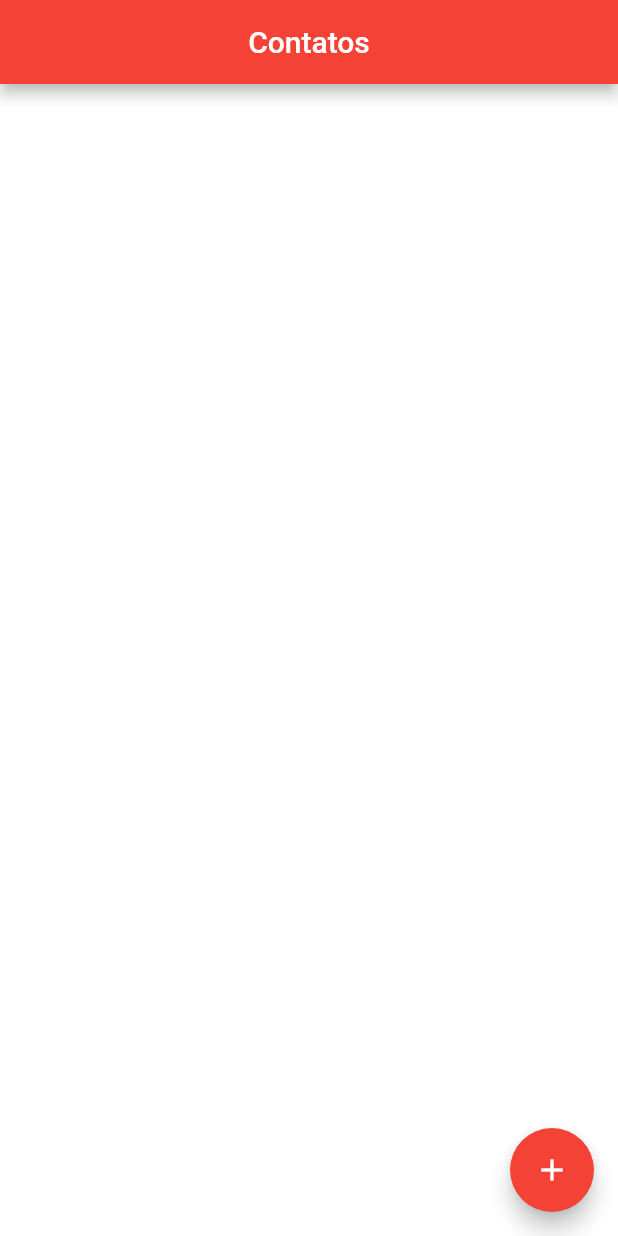
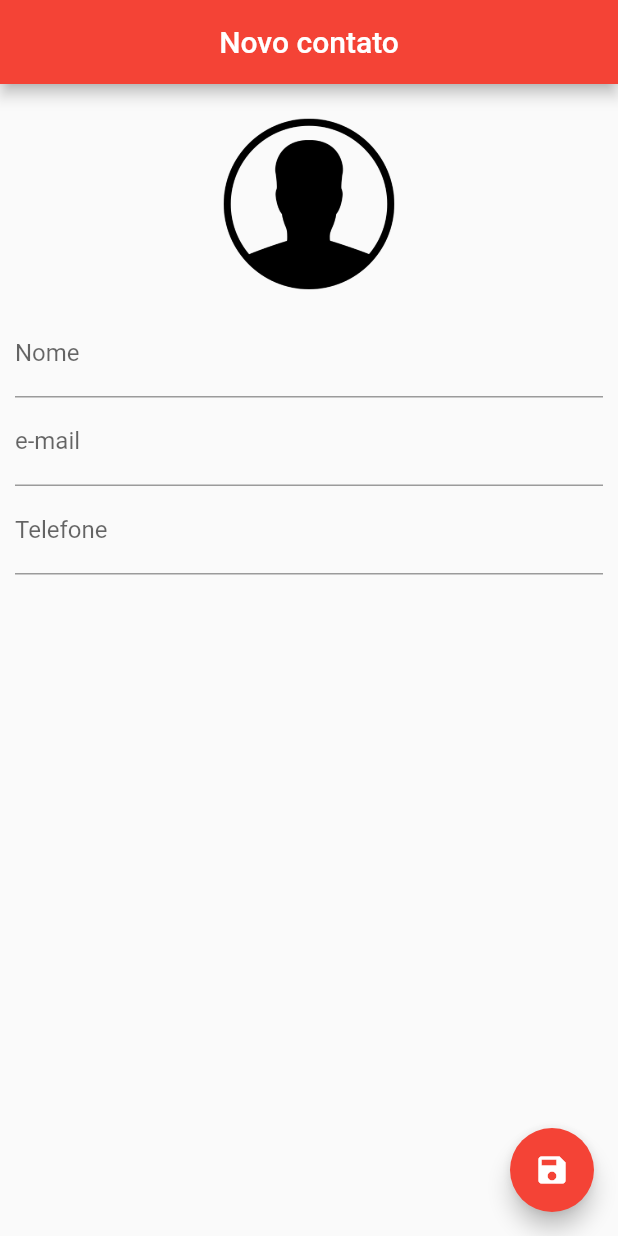
Before and after one commit to murilotuvani/udemy-flutter-contatos, a Flutter app: the screen it shows after launch, on a phone screen of 412 x 824 dp. Run offline on Flutter 3.47's test engine with Material 2 defaults, Android fonts, the phone set to English and light mode, and no system bars; our stand-ins replace sqflite; accounts and stored records are empty.

Commit message:
Tela de edicao feita

```diff
--- a/lib/main.dart
+++ b/lib/main.dart
@@ -1,6 +1,11 @@
+import 'package:contatos/ui/contact_page.dart';
 import 'package:contatos/ui/home_page.dart';
 import 'package:flutter/material.dart';
 
 void main() {
-  runApp(MaterialApp(home: HomePage()));
+//  runApp(MaterialApp(home: HomePage()));
+  runApp(MaterialApp(
+      home: ContactPage(),
+      debugShowCheckedModeBanner: false // Para nao mostrar a faixa de debug
+      ));
 }
--- /dev/null
+++ b/lib/ui/contact_page.dart
@@ -0,0 +1,103 @@
+import 'dart:io';
+
+import 'package:contatos/helpers/contact_helper.dart';
+import 'package:flutter/material.dart';
+
+class ContactPage extends StatefulWidget {
+  final Contact contact;
+
+  // Contato é opcional no construtur, por isso os {}
+  ContactPage({this.contact});
+
+  @override
+  _ContactPageState createState() => _ContactPageState();
+}
+
+class _ContactPageState extends State<ContactPage> {
+  final _nameController = TextEditingController();
+  final _emailController = TextEditingController();
+  final _phoneController = TextEditingController();
+
+  bool _userEdited = false;
+
+  Contact _editedContact;
+
+  @override
+  void initState() {
+    super.initState();
+
+    // Pegando da superclasse
+    // se for nulo cria um
+    // senao cria um novo copiand os campos transformando em mapa
+    // e transformando em objeto novamente.
+    if (widget.contact == null) {
+      _editedContact = new Contact();
+    } else {
+      _editedContact = Contact.fromMap(widget.contact.toMap());
+
+      _nameController.text = _editedContact.name;
+      _emailController.text = _editedContact.email;
+      _phoneController.text = _editedContact.phone;
+    }
+  }
+
+  @override
+  Widget build(BuildContext context) {
+    return Scaffold(
+      appBar: AppBar(
+        backgroundColor: Colors.red,
+        title: Text(_editedContact.name ?? "Novo contato"),
+        centerTitle: true,
+      ),
+      floatingActionButton: FloatingActionButton(
+        onPressed: null,
+        child: Icon(Icons.save),
+        backgroundColor: Colors.red,
+      ),
+      body: SingleChildScrollView(
+        padding: EdgeInsets.all(10.0),
+        child: Column(
+          children: [
+            GestureDetector(
+                child: Container(
+              width: 140.0,
+              height: 140.0,
+              decoration: BoxDecoration(
+                  shape: BoxShape.circle,
+                  image: DecorationImage(
+                      image: _editedContact.img != null
+                          ? FileImage(File(_editedContact.img))
+                          : AssetImage("images/person.png"))),
+            )),
+            TextField(
+                controller: _nameController,
+                decoration: InputDecoration(labelText: "Nome"),
+                onChanged: (text) {
+                  _userEdited = true;
+                  setState(() {
+                    _editedContact.name = text;
+                  });
+                }),
+            TextField(
+              controller: _emailController,
+              decoration: InputDecoration(labelText: "e-mail"),
+              onChanged: (text) {
+                _userEdited = true;
+                _editedContact.email = text;
+              },
+              keyboardType: TextInputType.emailAddress,
+            ),
+            TextField(
+              controller: _phoneController,
+                decoration: InputDecoration(labelText: "Telefone"),
+                onChanged: (text) {
+                  _userEdited = true;
+                  _editedContact.phone = text;
+                },
+                keyboardType: TextInputType.phone),
+          ],
+        ),
+      ),
+    );
+  }
+}
```
Also changed, not shown: pubspec.yaml (+5 -2 lines).
